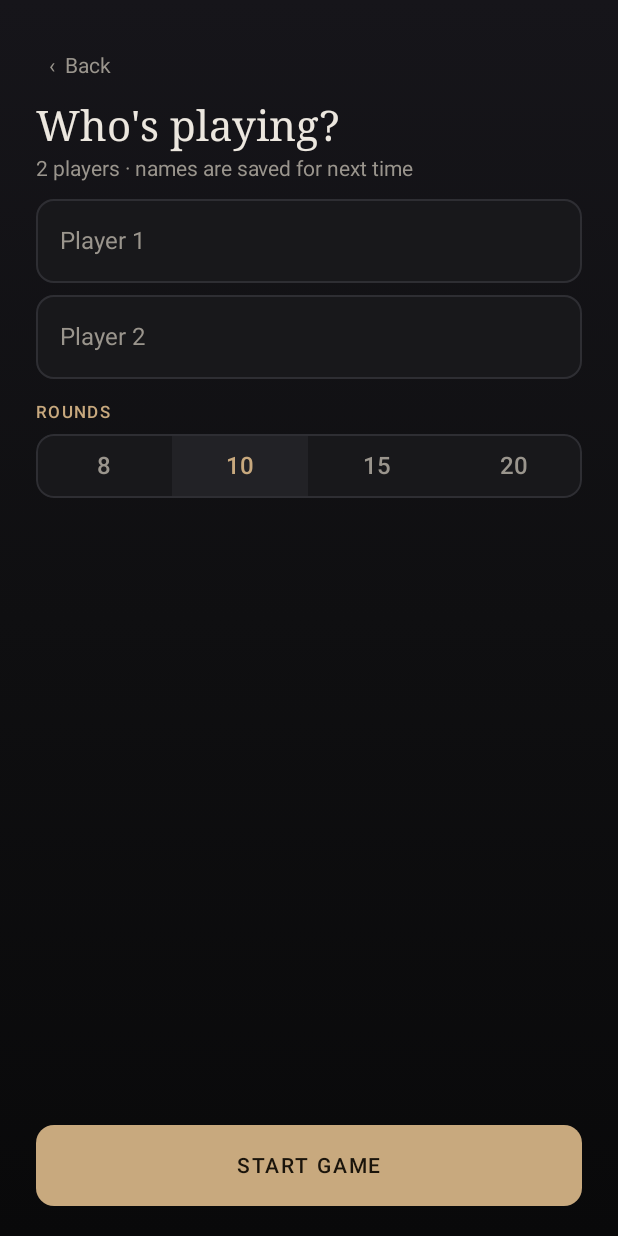
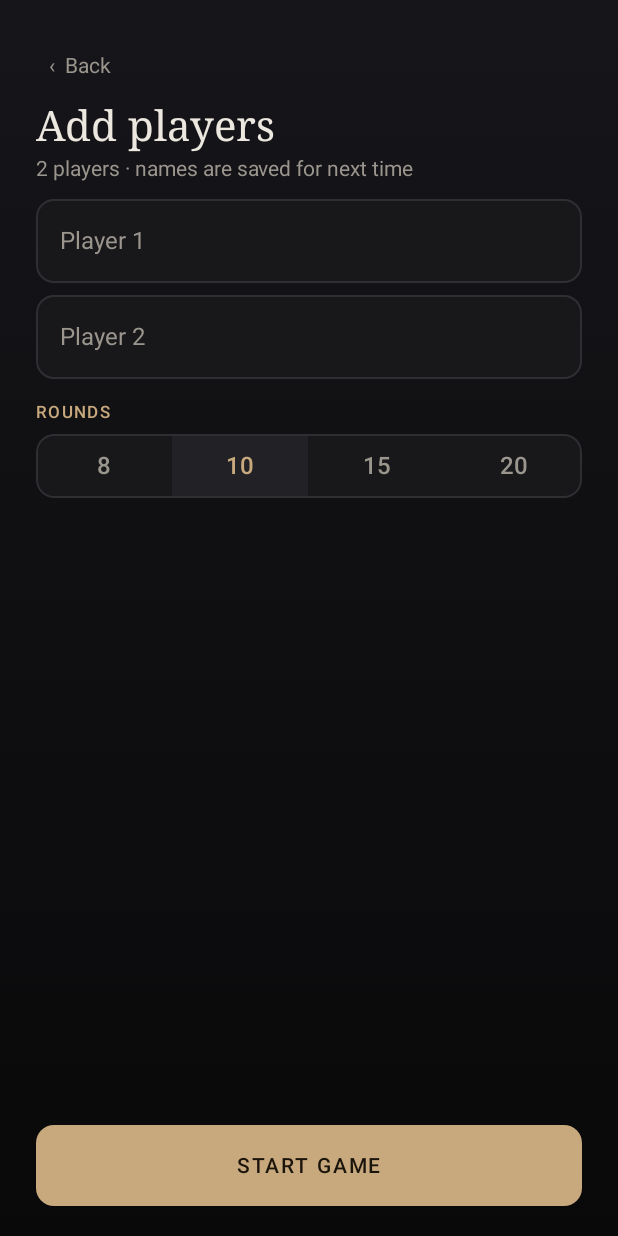
Before and after one commit to bhavsardhruv206/TRUTH-OR-TROUBLE, an Android app built with Jetpack Compose: the composable SetupScreen shown on its own in the app's theme, on a phone screen of 412 x 824 dp. Run offline under Robolectric (Android 15) with nearby library versions, the phone set to English and light mode, and no system bars; 7 statements that could not run were skipped.

Commit message:
Rename the players step to Add players
Co-Authored-By: Claude Opus 5.5 <noreply@anthropic.com>
Claude-Session: https://claude.ai/code/session_01MobmGH38kxH1UFNkkeHe3P

```diff
--- a/app/src/main/kotlin/com/afterhours/app/ui/Screens.kt
+++ b/app/src/main/kotlin/com/afterhours/app/ui/Screens.kt
@@ -693,7 +693,7 @@ fun DifficultyScreen(
             Segmented(CardLanguage.entries, s.language, { it.label }, onLanguage)
         }
         Spacer(Modifier.height(16.dp))
-        PrimaryButton("Next: players", onNext, Modifier.fillMaxWidth())
+        PrimaryButton("Add players", onNext, Modifier.fillMaxWidth())
     }
 }
 
@@ -707,7 +707,7 @@ fun SetupScreen(
 ) {
     Page {
         BackRow(onBack)
-        Text("Who's playing?", style = MaterialTheme.typography.headlineMedium)
+        Text("Add players", style = MaterialTheme.typography.headlineMedium)
         val couples = !s.spin && s.mode.couplesOnly
         Muted(
             if (couples) "Just the two of you · enter both names" else "${s.playerCount} players · names are saved for next time",
```
